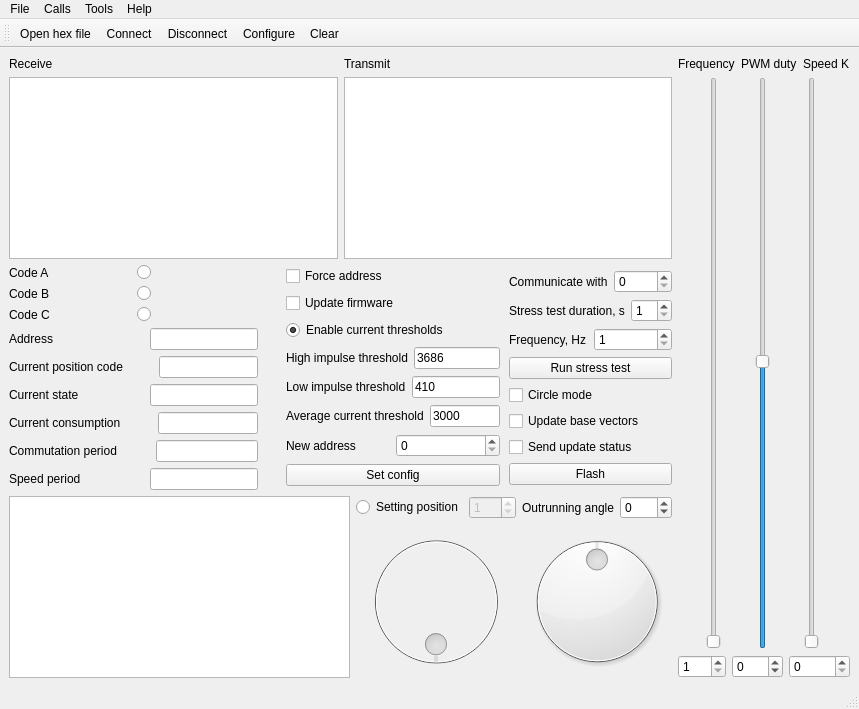
Above: mainwindow.ui from RunoVj/Terminal before the change. Below: the same form after it.
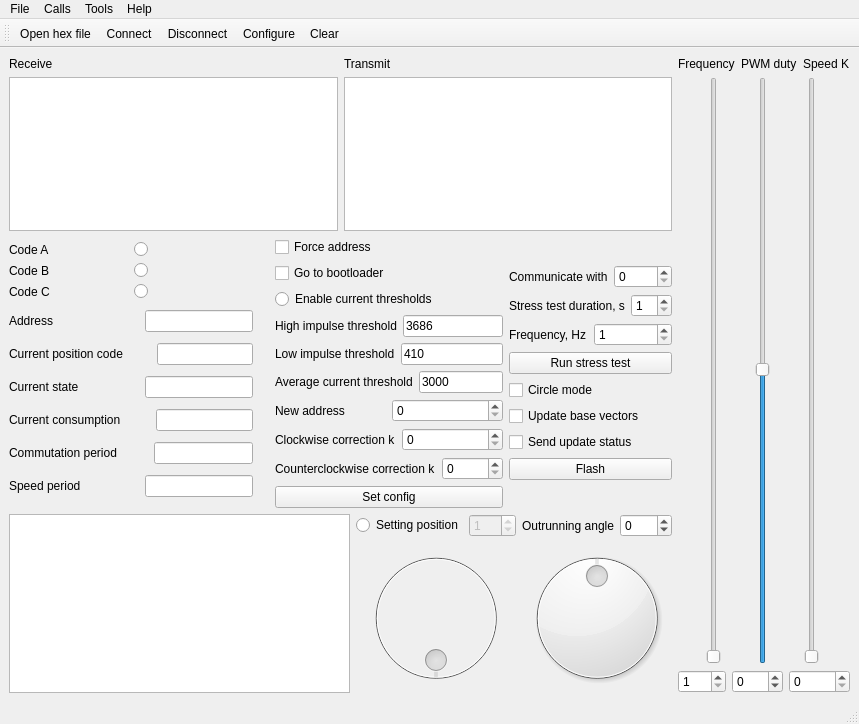
That is the form after the change. Icons and pictures are not drawn.

Commit message: Added second speed correction parameter

Diff of the .ui file:
```diff
--- a/mainwindow.ui
+++ b/mainwindow.ui
@@ -7,7 +7,7 @@
     <x>0</x>
     <y>0</y>
     <width>859</width>
-    <height>709</height>
+    <height>724</height>
    </rect>
   </property>
   <property name="windowTitle">
@@ -390,7 +390,7 @@
             <item>
              <widget class="QCheckBox" name="checkBoxUpdateFirmware">
               <property name="text">
-               <string>Update firmware</string>
+               <string>Go to bootloader</string>
               </property>
              </widget>
             </item>
@@ -400,7 +400,7 @@
                <string>Enable current thresholds</string>
               </property>
               <property name="checked">
-               <bool>true</bool>
+               <bool>false</bool>
               </property>
              </widget>
             </item>
@@ -476,6 +476,42 @@
               </item>
              </layout>
             </item>
+            <item>
+             <layout class="QHBoxLayout" name="horizontalLayout_10">
+              <item>
+               <widget class="QLabel" name="label_14">
+                <property name="text">
+                 <string>Clockwise correction k</string>
+                </property>
+               </widget>
+              </item>
+              <item>
+               <widget class="QSpinBox" name="spinBoxClockwiseK">
+                <property name="maximum">
+                 <number>10000</number>
+                </property>
+               </widget>
+              </item>
+             </layout>
+            </item>
+            <item>
+             <layout class="QHBoxLayout" name="horizontalLayout_11">
+              <item>
+               <widget class="QLabel" name="label_15">
+                <property name="text">
+                 <string>Counterclockwise correction k</string>
+                </property>
+               </widget>
+              </item>
+              <item>
+               <widget class="QSpinBox" name="spinBoxCounterClockwiseK">
+                <property name="maximum">
+                 <number>10000</number>
+                </property>
+               </widget>
+              </item>
+             </layout>
+            </item>
             <item>
              <widget class="QPushButton" name="pushButtonSetAddress">
               <property name="text">
```
Left out of the diff: 2 changed lines with no effect on the pictures. The commit also changes 1 other file.
